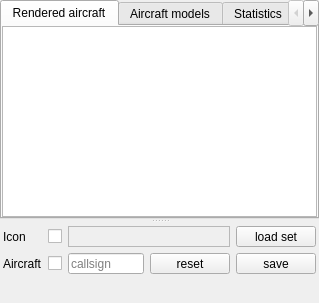
First picture: the form in src/blackgui/components/mappingcomponent.ui, repository swift-project/pilotclient, before the edit.
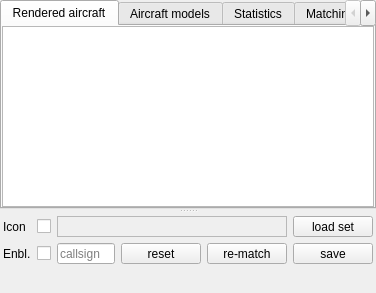
Second picture: the form after the edit. Icons and pictures are not drawn. Custom widgets are drawn as their Qt base class.

Commit message: Ref T298, buttons for re-matching

```diff
--- a/src/blackgui/components/mappingcomponent.ui
+++ b/src/blackgui/components/mappingcomponent.ui
@@ -6,8 +6,8 @@
    <rect>
     <x>0</x>
     <y>0</y>
-    <width>319</width>
-    <height>303</height>
+    <width>376</width>
+    <height>293</height>
    </rect>
   </property>
   <property name="windowTitle">
@@ -170,27 +170,20 @@
        <property name="bottomMargin">
         <number>3</number>
        </property>
-       <item row="2" column="0" colspan="5">
-        <widget class="BlackGui::Components::CAircraftModelStringCompleter" name="completer_ModelStrings">
-         <property name="minimumSize">
-          <size>
-           <width>0</width>
-           <height>20</height>
-          </size>
+       <item row="1" column="5">
+        <widget class="QPushButton" name="pb_SaveAircraft">
+         <property name="toolTip">
+          <string>save selected model</string>
          </property>
-        </widget>
-       </item>
-       <item row="1" column="0">
-        <widget class="QLabel" name="lbl_Aircraft">
          <property name="text">
-          <string>Aircraft</string>
+          <string>save</string>
          </property>
         </widget>
        </item>
        <item row="1" column="1">
         <widget class="QCheckBox" name="cb_AircraftEnabled">
          <property name="toolTip">
-          <string>enabled / disable</string>
+          <string>aircraft enabled/disable</string>
          </property>
          <property name="text">
           <string/>
@@ -210,13 +203,13 @@
          </property>
         </widget>
        </item>
-       <item row="1" column="4">
-        <widget class="QPushButton" name="pb_SaveAircraft">
+       <item row="1" column="0">
+        <widget class="QLabel" name="lbl_Aircraft">
          <property name="toolTip">
-          <string>save selected model</string>
+          <string>aircraft enabled</string>
          </property>
          <property name="text">
-          <string>save</string>
+          <string>Enbl.</string>
          </property>
         </widget>
        </item>
@@ -227,13 +220,13 @@
          </property>
         </widget>
        </item>
-       <item row="1" column="3">
-        <widget class="QPushButton" name="pb_ResetAircraft">
+       <item row="0" column="5">
+        <widget class="QPushButton" name="pb_LoadModels">
          <property name="toolTip">
-          <string>reset model by callsign</string>
+          <string>load model set</string>
          </property>
          <property name="text">
-          <string>reset</string>
+          <string>load set</string>
          </property>
         </widget>
        </item>
@@ -256,17 +249,27 @@
          </property>
         </widget>
        </item>
-       <item row="0" column="4">
-        <widget class="QPushButton" name="pb_LoadModels">
+       <item row="2" column="0" colspan="6">
+        <widget class="BlackGui::Components::CAircraftModelStringCompleter" name="completer_ModelStrings">
+         <property name="minimumSize">
+          <size>
+           <width>0</width>
+           <height>20</height>
+          </size>
+         </property>
+        </widget>
+       </item>
+       <item row="1" column="4">
+        <widget class="QPushButton" name="pb_DoMatchingAgain">
          <property name="toolTip">
-          <string>load model set</string>
+          <string>do all matchings again</string>
          </property>
          <property name="text">
-          <string>load set</string>
+          <string>re-match</string>
          </property>
         </widget>
        </item>
-       <item row="0" column="2" colspan="2">
+       <item row="0" column="2" colspan="3">
         <widget class="BlackGui::Components::CSimulatorSelector" name="comp_SimulatorSelector">
          <property name="frameShape">
           <enum>QFrame::StyledPanel</enum>
@@ -276,6 +279,20 @@
          </property>
         </widget>
        </item>
+       <item row="1" column="3">
+        <widget class="QPushButton" name="pb_ResetAircraft">
+         <property name="toolTip">
+          <string>reset model by callsign</string>
+         </property>
+         <property name="text">
+          <string>reset</string>
+         </property>
+         <property name="icon">
+          <iconset resource="../../blackmisc/blackmisc.qrc">
+           <normaloff>:/pastel/icons/pastel/16/arrow-refresh.png</normaloff>:/pastel/icons/pastel/16/arrow-refresh.png</iconset>
+         </property>
+        </widget>
+       </item>
       </layout>
      </widget>
     </widget>
```
Left out of the diff: 16 changed lines with no effect on the pictures. The commit also changes 5 other files.
